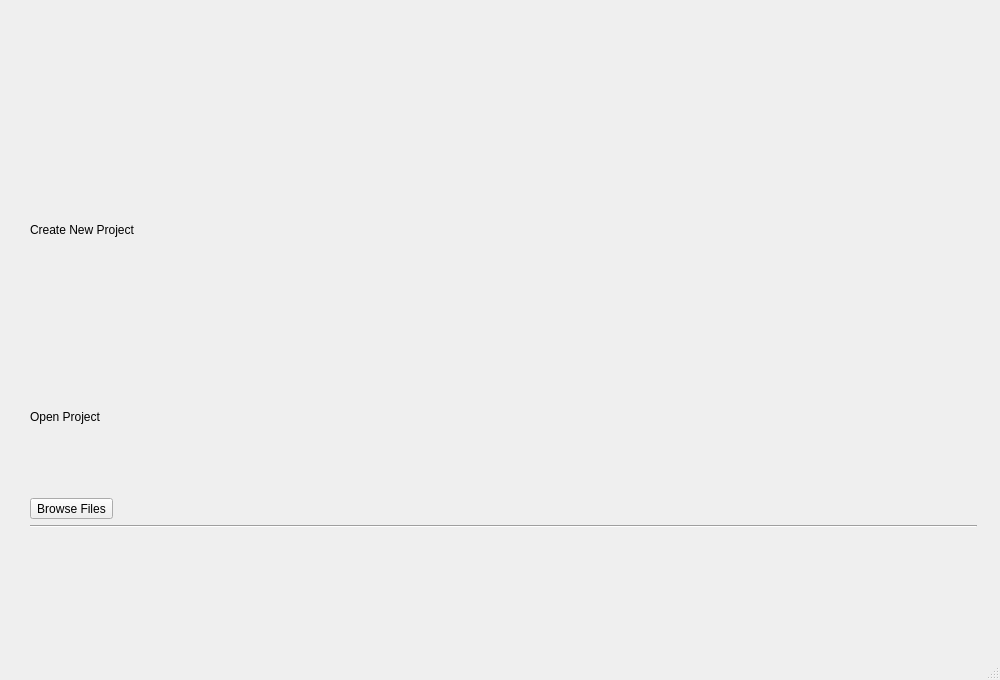
The window that ilastik/shell/gui/ui/ilastikShell.ui (ilastik/ilastik) describes before a commit, drawn with Qt 5.
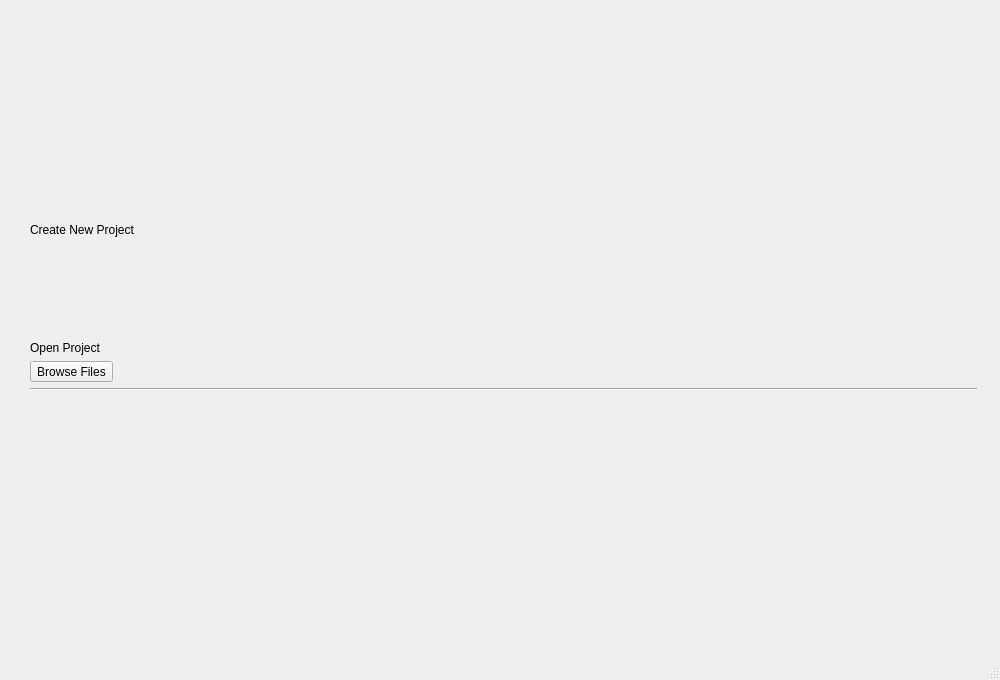
The same window after the commit. Icons and pictures are not drawn.

Commit message: startscreen layout: added spacer

```diff
--- a/ilastik/shell/gui/ui/ilastikShell.ui
+++ b/ilastik/shell/gui/ui/ilastikShell.ui
@@ -128,6 +128,19 @@
                        </property>
                       </widget>
                      </item>
+                     <item>
+                      <spacer name="verticalSpacer_3">
+                       <property name="orientation">
+                        <enum>Qt::Vertical</enum>
+                       </property>
+                       <property name="sizeHint" stdset="0">
+                        <size>
+                         <width>20</width>
+                         <height>40</height>
+                        </size>
+                       </property>
+                      </spacer>
+                     </item>
                     </layout>
                    </item>
                   </layout>
```
The commit also changes 1 other file.
